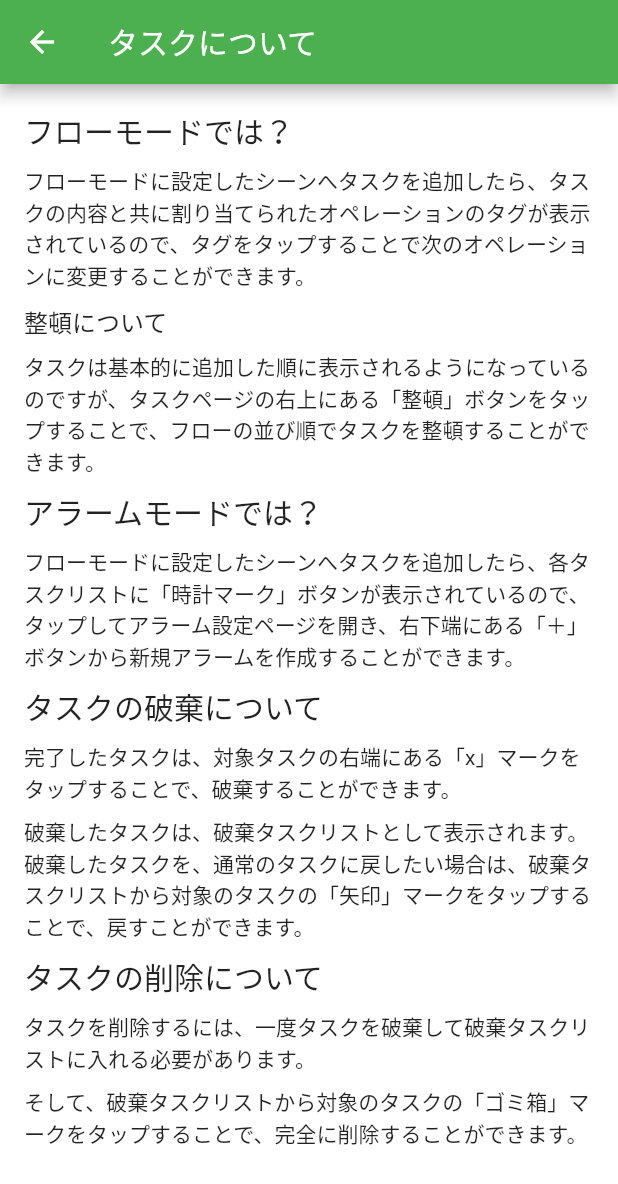
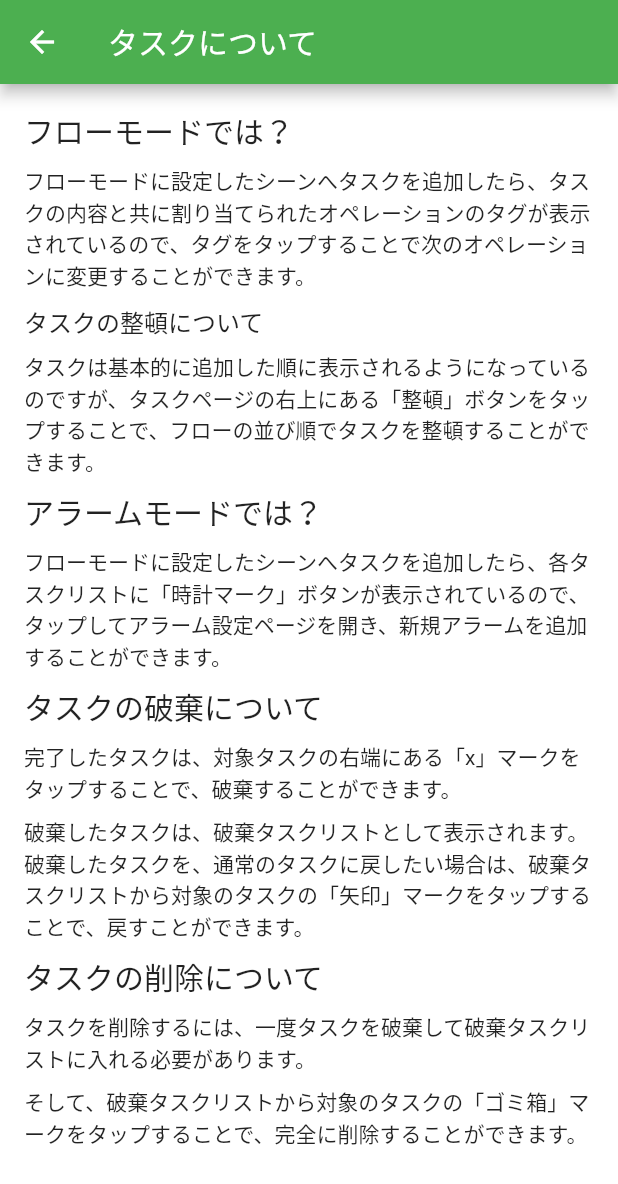
Before and after one commit to takemo101/tasking-flutter, a Flutter app: the AboutTheTaskPage screen opened directly, on a phone screen of 412 x 824 dp. Shown: the top 1184 px of the screen. Run offline on Flutter 3.47's test engine with Material 2 defaults, Android fonts, the phone set to English and light mode, and no system bars; our stand-ins replace flutter_dotenv, flutter_local_notifications, flutter_markdown, flutter_native_splash, flutter_riverpod and 5 more; missing offline and left inert: dart:ffi; accounts and stored records are empty; statements that could not run were skipped.

Commit message:
UIや文言を整理

```diff
--- a/lib/module/scene/presentation/page/manual/about_the_alarm_page.dart
+++ b/lib/module/scene/presentation/page/manual/about_the_alarm_page.dart
@@ -20,13 +20,25 @@ class AboutTheAlarmPage extends StatelessWidget {
 アラームとは、タスクを通知する時間設定のことです。
 アラームで設定した時間に定期的にタスクを通知することで、タスクを時間で管理します。
 
-タスクに対してアラームを複数追加することができ、アラームには定期通知を行うための時間と曜日を設定することができ、毎週定期的に設定した時間と曜日にアラーム通知がされるようになります。
+タスクに対してアラームを複数追加することができ、時間と曜日を設定して追加すると、毎週定期的にアラーム通知がされるようになります。
+
+
+
+
 
 ## 通知時間について
-ひとつのタスクに対して設定するアラームの通知時間は、同じ時間を設定することはできません。
+ひとつのタスクに対して追加するアラームの通知時間は、同じ時間を設定することはできません。
+
+
+
+
 
 ## アラームのOn/Offについて
 タスクに追加した各アラームは、OnとOffを切り替えられるようになっており、Offにすることで通知しないようにすることができます。
+
+
+
+
 
 ## アラームの限度数について
 ひとつのタスクに対してアラームは、7個以上追加することはできません。
--- a/lib/module/scene/presentation/page/manual/about_the_scene_page.dart
+++ b/lib/module/scene/presentation/page/manual/about_the_scene_page.dart
@@ -20,11 +20,23 @@ class AboutTheScenePage extends StatelessWidget {
 シーンとは、タスクを管理する単位のことです。
 シーンを作成することで、シーンに対するタスクを追加できるようになります。
 
+
+
+
+
 ## シーンネームについて
 シーンに設定するシーンネームには、同じ名前を使うことができません。
 
+
+
+
+
 ## 管理モードについて
 シーンには管理モードという、タスクの管理する方法を設定することができます。
+
+
+
+
 
 ### フローモード
 フローモードとは、タスクを進捗状況の流れであるフローで管理していく方法となります。
@@ -32,7 +44,11 @@ class AboutTheScenePage extends StatelessWidget {
 
 ### アラームモード
 アラームモードとは、アラームによる定期的な通知によって、タスクを時間で管理していく方法となります。
-アラームモードにすると、タスクに対してアラームを複数設定できるようになります。
+アラームモードにすると、タスクに対してアラームを複数追加できるようになります。
+
+
+
+
 
 ## シーンの削除について
 シーンを削除すると、シーンに対するタスク・フロー・アラームも全て削除されますので、注意して削除してください。
--- a/lib/module/scene/presentation/page/manual/about_the_task_page.dart
+++ b/lib/module/scene/presentation/page/manual/about_the_task_page.dart
@@ -19,17 +19,33 @@ class AboutTheTaskPage extends StatelessWidget {
 ## フローモードでは？
 フローモードに設定したシーンへタスクを追加したら、タスクの内容と共に割り当てられたオペレーションのタグが表示されているので、タグをタップすることで次のオペレーションに変更することができます。
 
-### 整頓について
+
+
+
+
+### タスクの整頓について
 タスクは基本的に追加した順に表示されるようになっているのですが、タスクページの右上にある「整頓」ボタンをタップすることで、フローの並び順でタスクを整頓することができます。
 
+
+
+
+
 ## アラームモードでは？
-フローモードに設定したシーンへタスクを追加したら、各タスクリストに「時計マーク」ボタンが表示されているので、タップしてアラーム設定ページを開き、右下端にある「＋」ボタンから新規アラームを作成することができます。
+フローモードに設定したシーンへタスクを追加したら、各タスクリストに「時計マーク」ボタンが表示されているので、タップしてアラーム設定ページを開き、新規アラームを追加することができます。
+
+
+
+
 
 ## タスクの破棄について
 完了したタスクは、対象タスクの右端にある「x」マークをタップすることで、破棄することができます。
 
 破棄したタスクは、破棄タスクリストとして表示されます。
 破棄したタスクを、通常のタスクに戻したい場合は、破棄タスクリストから対象のタスクの「矢印」マークをタップすることで、戻すことができます。
+
+
+
+
 
 ## タスクの削除について
 タスクを削除するには、一度タスクを破棄して破棄タスクリストに入れる必要があります。
```
Also changed, not shown: lib/module/alarm/presentation/widget/input_alarm_time_dialog.dart (+14 -7 lines), lib/module/flow/presentation/widget/input_operation_dialog.dart (+14 -7 lines), lib/module/scene/presentation/page/manual/about_the_flow_page.dart (+12 -0 lines), lib/module/scene/presentation/page/manual/how_to_use_page.dart (+7 -1 lines), lib/module/scene/presentation/page/scene_list_page.dart (+4 -4 lines), lib/module/scene/presentation/widget/input_scene_dialog.dart (+22 -11 lines).
